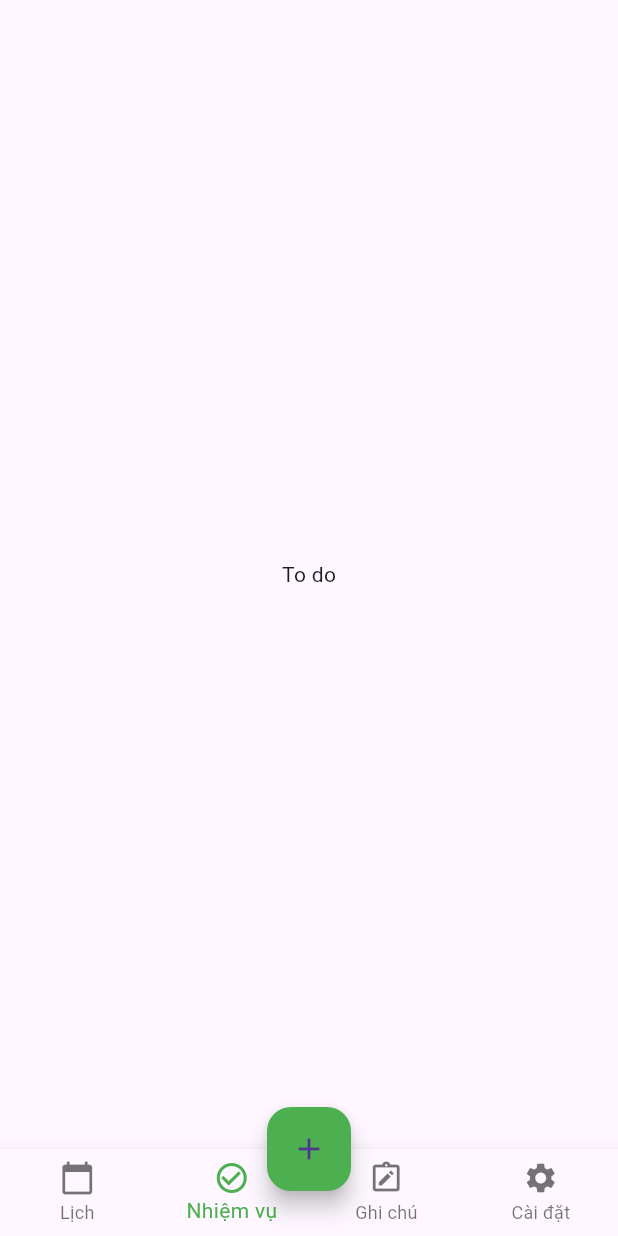
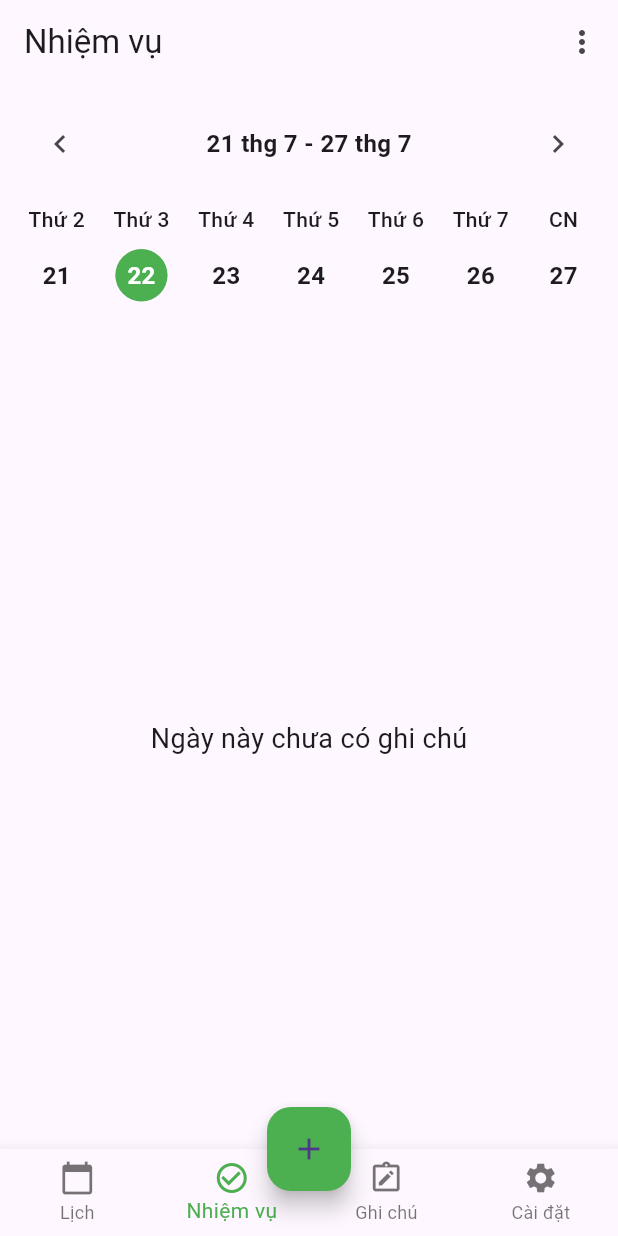
Before and after one commit to MihFap/reminder_app, a Flutter app: the screen it shows after launch, item 2 of the bottom bar chosen, on a phone screen of 412 x 824 dp. Run offline on Flutter 3.47's test engine with Material 3 defaults, Android fonts, the phone set to English and light mode, and no system bars; our stand-ins replace table_calendar.

Commit message:
update giao diện +

```diff
--- a/lib/main.dart
+++ b/lib/main.dart
@@ -1,8 +1,19 @@
 import 'package:flutter/material.dart';
 import 'screens/calendar_screen.dart';
-import 'screens/settings_screen.dart'; // Import trang cài đặt
+import 'screens/settings_screen.dart';
+import 'screens/add_todo_screen.dart'; // Import trang cài đặt
+import 'package:intl/date_symbol_data_local.dart';
+import 'screens/add_note_screen.dart';
 
-void main() {
+
+void main() async { // 1. Thêm 'async'
+  // 2. Đảm bảo Flutter đã được khởi tạo
+  WidgetsFlutterBinding.ensureInitialized();
+
+  // 3. Khởi tạo dữ liệu ngôn ngữ 'vi_VN' cho package intl
+  await initializeDateFormatting('vi_VN', null);
+
+  // Chạy ứng dụng như bình thường
   runApp(const MyApp());
 }
 
@@ -55,8 +66,7 @@ class _HomePageState extends State<HomePage> {
     'Cài đặt'
   ];
 
-  // Phương thức hiển thị menu lựa chọn khi nhấn nút dấu cộng
-  // Phương thức hiển thị menu lựa chọn
+
   void _showAddOptions(BuildContext context) {
     showModalBottomSheet(
       context: context,
@@ -94,8 +104,8 @@ class _HomePageState extends State<HomePage> {
     // Tạo danh sách pages trong build để đảm bảo state luôn được cập nhật
     final List<Widget> pages = [
       CalendarScreen(),
-      const Center(child: Text('To do')),
-      const Center(child: Text('Note')),
+      AddTodoScreen(),
+      AddNoteScreen(),
       SettingsScreen(
         onThemeChanged: widget.onThemeChanged,
         currentThemeMode: widget.currentThemeMode,
--- a/lib/screens/add_note_screen.dart
+++ b/lib/screens/add_note_screen.dart
@@ -0,0 +1,30 @@
+import 'package:flutter/material.dart';
+
+class AddNoteScreen extends StatelessWidget {
+  const AddNoteScreen({super.key});
+
+  @override
+  Widget build(BuildContext context) {
+    return Scaffold(
+      appBar: AppBar(
+        title: const Text('Ghi chú'),
+        actions: [
+          IconButton(
+            icon: const Icon(Icons.view_list_outlined),
+            onPressed: () {},
+          ),
+          IconButton(
+            icon: const Icon(Icons.more_vert),
+            onPressed: () {},
+          ),
+        ],
+      ),
+      body: const Center(
+        child: Text(
+          'Chưa có ghi chú nào',
+          style: TextStyle(fontSize: 20, color: Colors.grey),
+        ),
+      )
+    );
+  }
+}
--- a/lib/screens/add_todo_screen.dart
+++ b/lib/screens/add_todo_screen.dart
@@ -0,0 +1,143 @@
+import 'package:flutter/material.dart';
+import 'package:intl/intl.dart';
+
+class AddTodoScreen extends StatefulWidget {
+  const AddTodoScreen({super.key});
+
+  @override
+  State<AddTodoScreen> createState() => _AddTodoScreenState();
+}
+
+class _AddTodoScreenState extends State<AddTodoScreen> {
+  DateTime _selectedDay = DateTime.now();
+  DateTime _focusedDate = DateTime.now();
+
+  @override
+  Widget build(BuildContext context) {
+    return Scaffold(
+      // XÓA: backgroundColor: Colors.white,
+      appBar: _buildAppBar(),
+      body: Column(
+        children: [
+          _buildWeekSelector(),
+          _buildEmptyState(),
+        ],
+      ),
+    );
+  }
+
+  AppBar _buildAppBar() {
+    // AppBar sẽ tự nhận màu từ Theme
+    return AppBar(
+      // XÓA: backgroundColor và elevation
+      // title và actions sẽ tự nhận màu chữ/icon phù hợp
+      title: const Text('Nhiệm vụ'),
+      actions: [
+        IconButton(
+          icon: const Icon(Icons.more_vert),
+          onPressed: () {},
+        ),
+      ],
+    );
+  }
+
+  Widget _buildWeekSelector() {
+    DateTime startOfWeek = _focusedDate.subtract(Duration(days: _focusedDate.weekday - 1));
+    DateTime endOfWeek = startOfWeek.add(const Duration(days: 6));
+    List<DateTime> daysInWeek = List.generate(7, (index) => startOfWeek.add(Duration(days: index)));
+
+    // Lấy màu chữ mặc định từ theme
+    final defaultTextColor = Theme.of(context).textTheme.bodyLarge?.color;
+    final secondaryTextColor = Theme.of(context).textTheme.bodySmall?.color;
+
+
+    return Padding(
+      padding: const EdgeInsets.symmetric(vertical: 16.0),
+      child: Column(
+        children: [
+          Padding(
+            padding: const EdgeInsets.symmetric(horizontal: 16.0),
+            child: Row(
+              mainAxisAlignment: MainAxisAlignment.spaceBetween,
+              children: [
+                IconButton(
+                  icon: const Icon(Icons.chevron_left),
+                  onPressed: () {
+                    setState(() {
+                      _focusedDate = _focusedDate.subtract(const Duration(days: 7));
+                    });
+                  },
+                ),
+                Text(
+                  '${DateFormat('d MMM', 'vi_VN').format(startOfWeek)} - ${DateFormat('d MMM', 'vi_VN').format(endOfWeek)}',
+                  style: const TextStyle(fontSize: 16, fontWeight: FontWeight.bold),
+                ),
+                IconButton(
+                  icon: const Icon(Icons.chevron_right),
+                  onPressed: () {
+                    setState(() {
+                      _focusedDate = _focusedDate.add(const Duration(days: 7));
+                    });
+                  },
+                ),
+              ],
+            ),
+          ),
+          const SizedBox(height: 16),
+          Row(
+            mainAxisAlignment: MainAxisAlignment.spaceEvenly,
+            children: daysInWeek.map((day) {
+              final bool isSelected = DateUtils.isSameDay(day, _selectedDay);
+              return GestureDetector(
+                onTap: () {
+                  setState(() {
+                    _selectedDay = day;
+                  });
+                },
+                child: Column(
+                  children: [
+                    Text(
+                      DateFormat.E('vi_VN').format(day),
+                      style: TextStyle(
+                          color: secondaryTextColor, // Dùng màu từ theme
+                          fontWeight: FontWeight.w500),
+                    ),
+                    const SizedBox(height: 8),
+                    Container(
+                      padding: const EdgeInsets.all(8),
+                      decoration: BoxDecoration(
+                        // Màu xanh cho ngày được chọn vẫn giữ lại
+                        color: isSelected ? Colors.green : Colors.transparent,
+                        shape: BoxShape.circle,
+                      ),
+                      child: Text(
+                        DateFormat.d().format(day),
+                        style: TextStyle(
+                          // Chữ trắng khi được chọn, còn lại theo màu theme
+                          color: isSelected ? Colors.white : defaultTextColor,
+                          fontWeight: FontWeight.bold,
+                          fontSize: 16,
+                        ),
+                      ),
+                    )
+                  ],
+                ),
+              );
+            }).toList(),
+          )
+        ],
+      ),
+    );
+  }
+
+  Widget _buildEmptyState() {
+    return const Expanded(
+      child: Center(
+        child: Text(
+          'Ngày này chưa có ghi chú',
+          style: TextStyle(fontSize: 18), // Xóa màu cố định
+        ),
+      ),
+    );
+  }
+}
--- a/pubspec.yaml
+++ b/pubspec.yaml
@@ -31,7 +31,7 @@ dependencies:
   flutter:
     sdk: flutter
   table_calendar: ^3.0.9
-
+  intl: ^0.19.0
   # The following adds the Cupertino Icons font to your application.
   # Use with the CupertinoIcons class for iOS style icons.
   cupertino_icons: ^1.0.8
```
Also changed, not shown: pubspec.lock.
